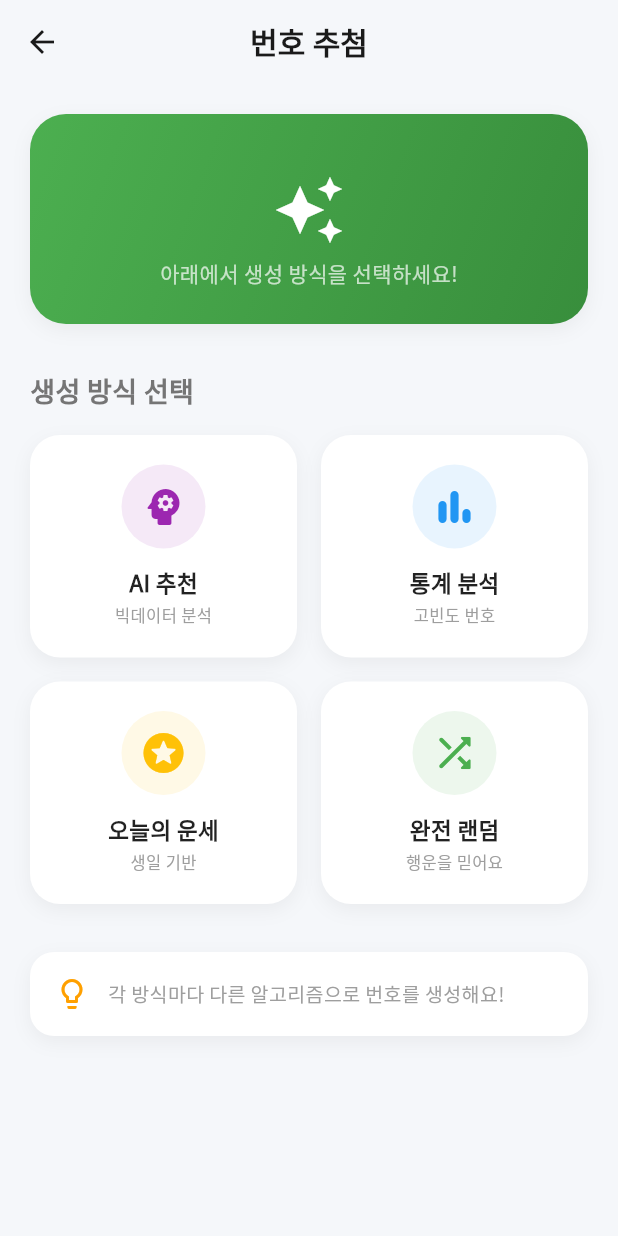
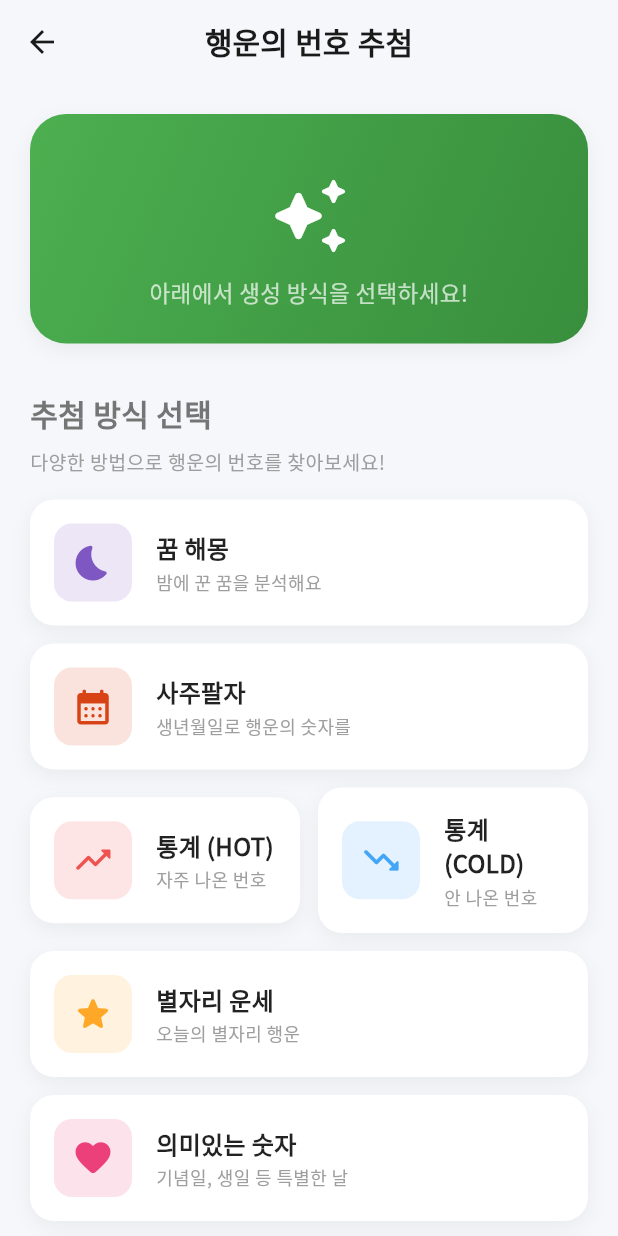
Before and after one commit to kwanghan-bae/clover_wallat_app, a Flutter app: the NumberGenerationScreen screen opened directly, on a phone screen of 412 x 824 dp. Run offline on Flutter 3.47's test engine with Material 3 defaults, Android fonts, the phone set to English and light mode, and no system bars; our stand-ins replace google_fonts, google_maps_flutter, shared_preferences, supabase_flutter; missing offline and left inert: mobile_scanner; accounts and stored records are empty; network calls fail.

Commit message:
feat: 번호 생성 화면 확장 - 10가지 미신적 추첨 방식
- 백엔드 ExtractionMethod 10가지 전부 UI에 반영
- 꿈 해몽, 사주팔자, 통계(HOT/COLD), 별자리, 의미있는 숫자
- 자연의 패턴, 고대 점술, 색상&소리, 동물 징조
- 각 방식별 아이콘, 색상, 설명 추가
- 백엔드 API 직접 호출 (fallback: 로컬 생성)

```diff
--- a/lib/screens/number_generation_screen.dart
+++ b/lib/screens/number_generation_screen.dart
@@ -33,11 +33,10 @@ class _NumberGenerationScreenState extends State<NumberGenerationScreen> with Si
   void _generateNumbers(String method) async {
     setState(() {
       _selectedMethod = method;
-      _generatedNumbers = [];  // Clear while loading
+      _generatedNumbers = [];
     });
 
     try {
-      // Try backend API first
       final service = NumberExtractionService();
       final numbers = await service.extractNumbers(method);
       setState(() {
@@ -45,7 +44,6 @@ class _NumberGenerationScreenState extends State<NumberGenerationScreen> with Si
         _animationController.forward(from: 0);
       });
     } catch (e) {
-      // Fallback to local generation
       final numbers = _generateByMethod(method);
       setState(() {
         _generatedNumbers = numbers;
@@ -58,34 +56,8 @@ class _NumberGenerationScreenState extends State<NumberGenerationScreen> with Si
     final random = Random();
     final Set<int> numbers = {};
 
-    switch (method) {
-      case 'AI':
-        // AI 추천: 최근 당첨 번호 분석 (모의)
     while (numbers.length < 6) {
       numbers.add(random.nextInt(45) + 1);
-        }
-        break;
-      case '통계':
-        // 통계 분석: 가장 많이 나온 번호 중심 (모의)
-        final frequently = [7, 11, 17, 23, 34, 43];
-        numbers.addAll(frequently);
-        break;
-      case '운세':
-        // 오늘의 운세: 생일 기반 (모의)
-        final today = DateTime.now();
-        final lucky = [(today.day % 45) + 1, (today.month * 3) % 45 + 1];
-        numbers.addAll(lucky);
-        while (numbers.length < 6) {
-          numbers.add(random.nextInt(45) + 1);
-        }
-        break;
-      case '랜덤':
-      default:
-        // 완전 랜덤
-        while (numbers.length < 6) {
-          numbers.add(random.nextInt(45) + 1);
-        }
-        break;
     }
 
     return numbers.toList()..sort();
@@ -96,7 +68,7 @@ class _NumberGenerationScreenState extends State<NumberGenerationScreen> with Si
     return Scaffold(
       backgroundColor: CloverTheme.backgroundLight,
       appBar: AppBar(
-        title: const Text('번호 추첨'),
+        title: const Text('행운의 번호 추첨'),
       ),
       body: SingleChildScrollView(
         padding: const EdgeInsets.all(20),
@@ -116,31 +88,32 @@ class _NumberGenerationScreenState extends State<NumberGenerationScreen> with Si
                 children: [
                   if (_selectedMethod.isNotEmpty)
                     Container(
-                      padding: const EdgeInsets.symmetric(horizontal: 12, vertical: 6),
+                      padding: const EdgeInsets.symmetric(horizontal: 16, vertical: 8),
                       decoration: BoxDecoration(
                         color: Colors.white.withOpacity(0.2),
                         borderRadius: BorderRadius.circular(20),
                       ),
                       child: Text(
                         _getMethodLabel(_selectedMethod),
-                        style: const TextStyle(color: Colors.white70, fontSize: 12),
+                        style: const TextStyle(color: Colors.white70, fontSize: 13, fontWeight: FontWeight.w600),
                       ),
                     ),
                   const SizedBox(height: 16),
                   _generatedNumbers.isEmpty
                       ? const Column(
                           children: [
-                            Icon(Icons.auto_awesome, color: Colors.white, size: 48),
-                            SizedBox(height: 8),
+                            Icon(Icons.auto_awesome_rounded, color: Colors.white, size: 56),
+                            SizedBox(height: 12),
                             Text(
                               '아래에서 생성 방식을 선택하세요!',
-                              style: TextStyle(color: Colors.white70, fontSize: 14),
+                              style: TextStyle(color: Colors.white70, fontSize: 15),
+                              textAlign: TextAlign.center,
                             ),
                           ],
                         )
                       : Wrap(
-                          spacing: 8.0,
-                          runSpacing: 8.0,
+                          spacing: 10.0,
+                          runSpacing: 10.0,
                           alignment: WrapAlignment.center,
                           children: _generatedNumbers.map((n) {
                             return AnimatedBuilder(
@@ -152,16 +125,16 @@ class _NumberGenerationScreenState extends State<NumberGenerationScreen> with Si
                                 );
                               },
                               child: Container(
-                                width: 48,
-                                height: 48,
+                                width: 50,
+                                height: 50,
                                 decoration: BoxDecoration(
                                   color: _getNumberColor(n),
                                   shape: BoxShape.circle,
                                   boxShadow: [
                                     BoxShadow(
-                                      color: Colors.black.withOpacity(0.2),
-                                      blurRadius: 4,
-                                      offset: const Offset(0, 2),
+                                      color: Colors.black.withOpacity(0.25),
+                                      blurRadius: 8,
+                                      offset: const Offset(0, 3),
                                     ),
                                   ],
                                 ),
@@ -170,7 +143,7 @@ class _NumberGenerationScreenState extends State<NumberGenerationScreen> with Si
                                   n.toString(),
                                   style: const TextStyle(
                                     color: Colors.white,
-                                    fontSize: 20,
+                                    fontSize: 22,
                                     fontWeight: FontWeight.bold,
                                   ),
                                 ),
@@ -184,65 +157,119 @@ class _NumberGenerationScreenState extends State<NumberGenerationScreen> with Si
             const SizedBox(height: 32),
 
             // Generation Methods
-            const Text('생성 방식 선택', style: TextStyle(fontSize: 18, fontWeight: FontWeight.bold)),
+            const Text('추첨 방식 선택', style: TextStyle(fontSize: 20, fontWeight: FontWeight.bold)),
+            const SizedBox(height: 8),
+            const Text('다양한 방법으로 행운의 번호를 찾아보세요!', style: TextStyle(color: Colors.grey, fontSize: 13)),
             const SizedBox(height: 16),
-            GridView.count(
-              crossAxisCount: 2,
-              shrinkWrap: true,
-              physics: const NeverScrollableScrollPhysics(),
-              mainAxisSpacing: 16,
-              crossAxisSpacing: 16,
-              childAspectRatio: 1.2,
+
+            ...[
+              _buildMethodCard(
+                icon: Icons.bedtime_rounded,
+                title: '꿈 해몽',
+                subtitle: '밤에 꾼 꿈을 분석해요',
+                color: const Color(0xFF7E57C2),
+                method: 'DREAM',
+              ),
+              const SizedBox(height: 12),
+              _buildMethodCard(
+                icon: Icons.calendar_month_rounded,
+                title: '사주팔자',
+                subtitle: '생년월일로 행운의 숫자를',
+                color: const Color(0xFFD84315),
+                method: 'SAJU',
+              ),
+              const SizedBox(height: 12),
+              Row(
                 children: [
-                _buildMethodCard(
-                  icon: Icons.psychology_rounded,
-                  title: 'AI 추천',
-                  subtitle: '빅데이터 분석',
-                  color: Colors.purple,
-                  method: 'AI',
+                  Expanded(
+                    child: _buildMethodCard(
+                      icon: Icons.trending_up_rounded,
+                      title: '통계 (HOT)',
+                      subtitle: '자주 나온 번호',
+                      color: const Color(0xFFEF5350),
+                      method: 'STATISTICS_HOT',
                     ),
-                _buildMethodCard(
-                  icon: Icons.bar_chart_rounded,
-                  title: '통계 분석',
-                  subtitle: '고빈도 번호',
-                  color: Colors.blue,
-                  method: '통계',
                   ),
-                _buildMethodCard(
-                  icon: Icons.stars_rounded,
-                  title: '오늘의 운세',
-                  subtitle: '생일 기반',
-                  color: Colors.amber,
-                  method: '운세',
+                  const SizedBox(width: 12),
+                  Expanded(
+                    child: _buildMethodCard(
+                      icon: Icons.trending_down_rounded,
+                      title: '통계 (COLD)',
+                      subtitle: '안 나온 번호',
+                      color: const Color(0xFF42A5F5),
+                      method: 'STATISTICS_COLD',
                     ),
-                _buildMethodCard(
-                  icon: Icons.shuffle_rounded,
-                  title: '완전 랜덤',
-                  subtitle: '행운을 믿어요',
-                  color: Colors.green,
-                  method: '랜덤',
                   ),
                 ],
               ),
+              const SizedBox(height: 12),
+              _buildMethodCard(
+                icon: Icons.star_rounded,
+                title: '별자리 운세',
+                subtitle: '오늘의 별자리 행운',
+                color: const Color(0xFFFFA726),
+                method: 'HOROSCOPE',
+              ),
+              const SizedBox(height: 12),
+              _buildMethodCard(
+                icon: Icons.favorite_rounded,
+                title: '의미있는 숫자',
+                subtitle: '기념일, 생일 등 특별한 날',
+                color: const Color(0xFFEC407A),
+                method: 'PERSONAL_SIGNIFICANCE',
+              ),
+              const SizedBox(height: 12),
+              _buildMethodCard(
+                icon: Icons.eco_rounded,
+                title: '자연의 패턴',
+                subtitle: '피보나치, 계절의 리듬',
+                color: const Color(0xFF66BB6A),
+                method: 'NATURE_PATTERNS',
+              ),
+              const SizedBox(height: 12),
+              _buildMethodCard(
+                icon: Icons.auto_stories_rounded,
+                title: '고대 점술',
+                subtitle: '주역, 룬 등의 신비',
+                color: const Color(0xFF8D6E63),
+                method: 'ANCIENT_DIVINATION',
+              ),
+              const SizedBox(height: 12),
+              _buildMethodCard(
+                icon: Icons.palette_rounded,
+                title: '색상 & 소리',
+                subtitle: '색상 심리와 음악 주파수',
+                color: const Color(0xFF26C6DA),
+                method: 'COLORS_SOUNDS',
+              ),
+              const SizedBox(height: 12),
+              _buildMethodCard(
+                icon: Icons.pets_rounded,
+                title: '동물 징조',
+                subtitle: '동물의 신비로운 힘',
+                color: const Color(0xFFAB47BC),
+                method: 'ANIMAL_OMENS',
+              ),
+            ],
 
-            const SizedBox(height: 32),
+            const SizedBox(height: 24),
 
             // Tip
             Container(
               padding: const EdgeInsets.all(16),
               decoration: BoxDecoration(
-                color: Colors.white,
+                color: Colors.amber[50],
                 borderRadius: BorderRadius.circular(16),
-                boxShadow: CloverTheme.softShadow,
+                border: Border.all(color: Colors.amber[200]!),
               ),
               child: Row(
                 children: [
-                  Icon(Icons.lightbulb_outline_rounded, color: Colors.amber[700], size: 24),
+                  Icon(Icons.lightbulb_outline_rounded, color: Colors.amber[800], size: 28),
                   const SizedBox(width: 12),
                   const Expanded(
                     child: Text(
-                      '각 방식마다 다른 알고리즘으로 번호를 생성해요!',
-                      style: TextStyle(color: Colors.grey, fontSize: 13),
+                      '각 방식마다 고유한 알고리즘으로 번호를 생성합니다. 마음에 드는 방법을 선택해보세요!',
+                      style: TextStyle(color: Colors.brown, fontSize: 13, height: 1.4),
                     ),
                   ),
                 ],
@@ -266,37 +293,48 @@ class _NumberGenerationScreenState extends State<NumberGenerationScreen> with Si
     return GestureDetector(
       onTap: () => _generateNumbers(method),
       child: Container(
+        padding: const EdgeInsets.all(16),
         decoration: BoxDecoration(
           color: Colors.white,
-          borderRadius: BorderRadius.circular(20),
-          border: isSelected ? Border.all(color: color, width: 2) : null,
-          boxShadow: CloverTheme.softShadow,
+          borderRadius: BorderRadius.circular(16),
+          border: isSelected ? Border.all(color: color, width: 2.5) : null,
+          boxShadow: isSelected
+            ? [BoxShadow(color: color.withOpacity(0.3), blurRadius: 12, offset: const Offset(0, 4))]
+            : CloverTheme.softShadow,
         ),
-        child: Column(
-          mainAxisAlignment: MainAxisAlignment.center,
+        child: Row(
           children: [
             Container(
               padding: const EdgeInsets.all(12),
               decoration: BoxDecoration(
-                color: color.withOpacity(0.1),
-                shape: BoxShape.circle,
+                color: color.withOpacity(0.15),
+                borderRadius: BorderRadius.circular(12),
               ),
-              child: Icon(icon, color: color, size: 32),
+              child: Icon(icon, color: color, size: 28),
             ),
-            const SizedBox(height: 12),
+            const SizedBox(width: 16),
+            Expanded(
+              child: Column(
+                crossAxisAlignment: CrossAxisAlignment.start,
+                children: [
                   Text(
                     title,
                     style: TextStyle(
                       fontWeight: FontWeight.bold,
-                fontSize: 15,
+                      fontSize: 16,
                       color: isSelected ? color : Colors.black87,
                     ),
                   ),
-            const SizedBox(height: 4),
+                  const SizedBox(height: 2),
                   Text(
                     subtitle,
-              style: const TextStyle(fontSize: 11, color: Colors.grey),
+                    style: const TextStyle(fontSize: 12, color: Colors.grey),
                   ),
+                ],
+              ),
+            ),
+            if (isSelected)
+              Icon(Icons.check_circle_rounded, color: color, size: 24),
           ],
         ),
       ),
@@ -304,20 +342,26 @@ class _NumberGenerationScreenState extends State<NumberGenerationScreen> with Si
   }
 
   String _getMethodLabel(String method) {
-    switch (method) {
-      case 'AI': return '🤖 AI 추천';
-      case '통계': return '📊 통계 분석';
-      case '운세': return '✨ 오늘의 운세';
-      case '랜덤': return '🎲 랜덤';
-      default: return '';
-    }
+    final labels = {
+      'DREAM': '🌙 꿈 해몽',
+      'SAJU': '📅 사주팔자',
+      'STATISTICS_HOT': '🔥 통계 HOT',
+      'STATISTICS_COLD': '❄️ 통계 COLD',
+      'HOROSCOPE': '⭐ 별자리 운세',
+      'PERSONAL_SIGNIFICANCE': '💝 의미있는 숫자',
+      'NATURE_PATTERNS': '🌿 자연의 패턴',
+      'ANCIENT_DIVINATION': '📜 고대 점술',
+      'COLORS_SOUNDS': '🎨 색상 & 소리',
+      'ANIMAL_OMENS': '🐾 동물 징조',
+    };
+    return labels[method] ?? '';
   }
 
   Color _getNumberColor(int number) {
-    if (number <= 10) return const Color(0xFFFFA726); // Orange
-    if (number <= 20) return const Color(0xFF42A5F5); // Blue
-    if (number <= 30) return const Color(0xFFEF5350); // Red
-    if (number <= 40) return const Color(0xFF9E9E9E); // Grey
-    return const Color(0xFF66BB6A); // Green
+    if (number <= 10) return const Color(0xFFFFA726);
+    if (number <= 20) return const Color(0xFF42A5F5);
+    if (number <= 30) return const Color(0xFFEF5350);
+    if (number <= 40) return const Color(0xFF9E9E9E);
+    return const Color(0xFF66BB6A);
   }
 }
--- a/lib/services/number_extraction_service.dart
+++ b/lib/services/number_extraction_service.dart
@@ -21,7 +21,7 @@ class NumberExtractionService {
         'Content-Type': 'application/json',
       },
       body: json.encode({
-        'strategy': _getStrategyFromMethod(method),
+        'strategy': method,  // Use method name directly
       }),
     );
 
@@ -33,18 +33,4 @@ class NumberExtractionService {
       throw Exception('Failed to extract numbers');
     }
   }
-
-  String _getStrategyFromMethod(String method) {
-    switch (method) {
-      case 'AI':
-        return 'FREQUENCY';  // Most frequent numbers
-      case '통계':
-        return 'FREQUENCY';
-      case '운세':
-        return 'RANDOM';
-      case '랜덤':
-      default:
-        return 'RANDOM';
-    }
-  }
 }
```
Lines whose indentation alone changed are shown as unchanged.
